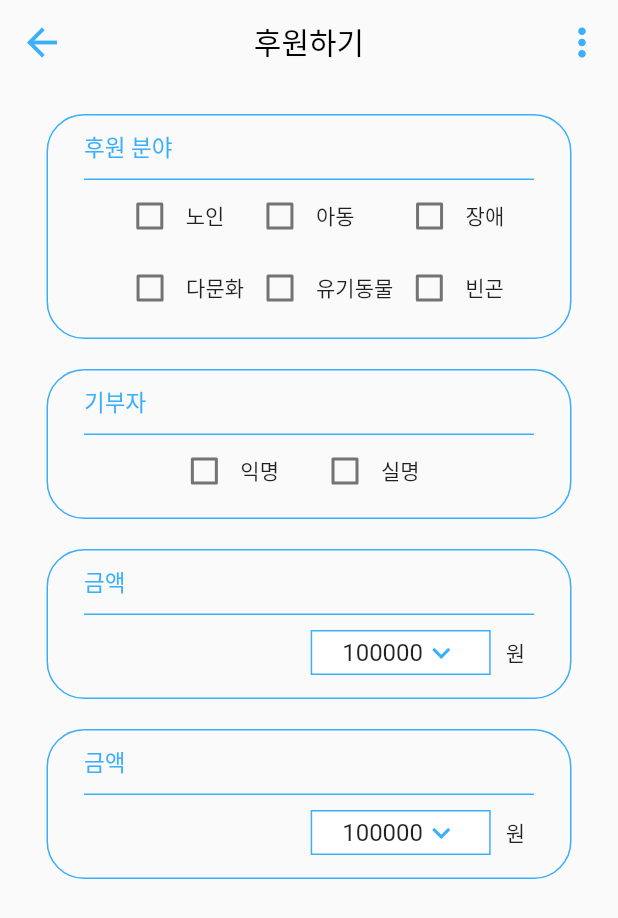
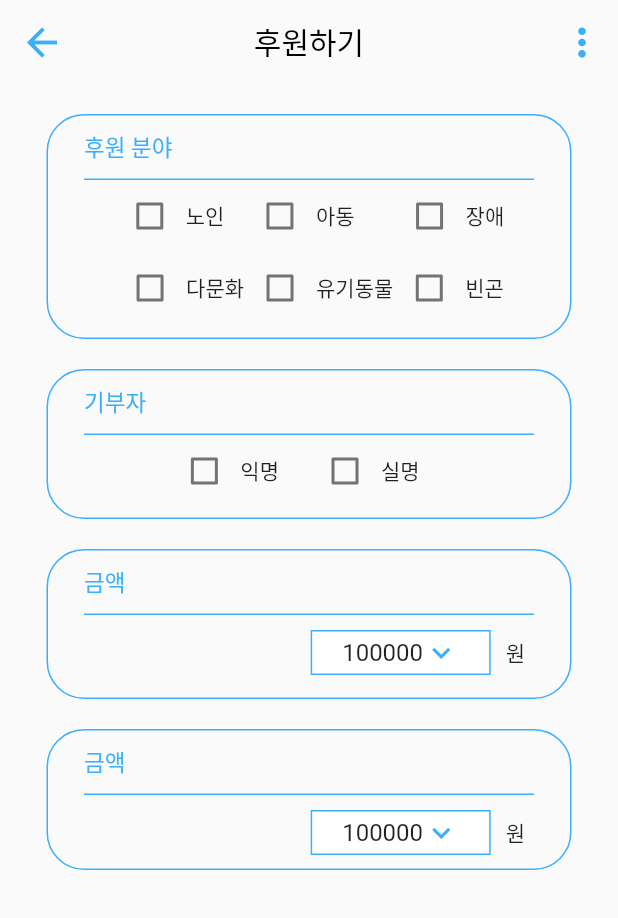
Before and after one commit to hhs0579/Dream, a Flutter app: the RegularDonated screen opened directly, on a phone screen of 412 x 824 dp. Shown: the top 918 px of the screen. Run offline on Flutter 3.47's test engine with Material 2 defaults, Android fonts, the light colour scheme and no system bars; our stand-ins replace extended_image, get, image_picker, logger, pie_chart; missing offline and left inert: kpostal.

Commit message:
Update regulardonate.dart

```diff
--- a/dreamproject/lib/screens/pages/subpages/donatesub/regulardonate.dart
+++ b/dreamproject/lib/screens/pages/subpages/donatesub/regulardonate.dart
@@ -345,7 +345,7 @@ class _RegularDonatedState extends State<RegularDonated> {
             Container(
               margin: EdgeInsets.only(bottom: 20),
               width: 350,
-              height: 100,
+              height: 94,
               decoration: BoxDecoration(
                   border: Border.all(color: Color(0xff3AAFFC)),
                   borderRadius: BorderRadius.circular(25)),
```
